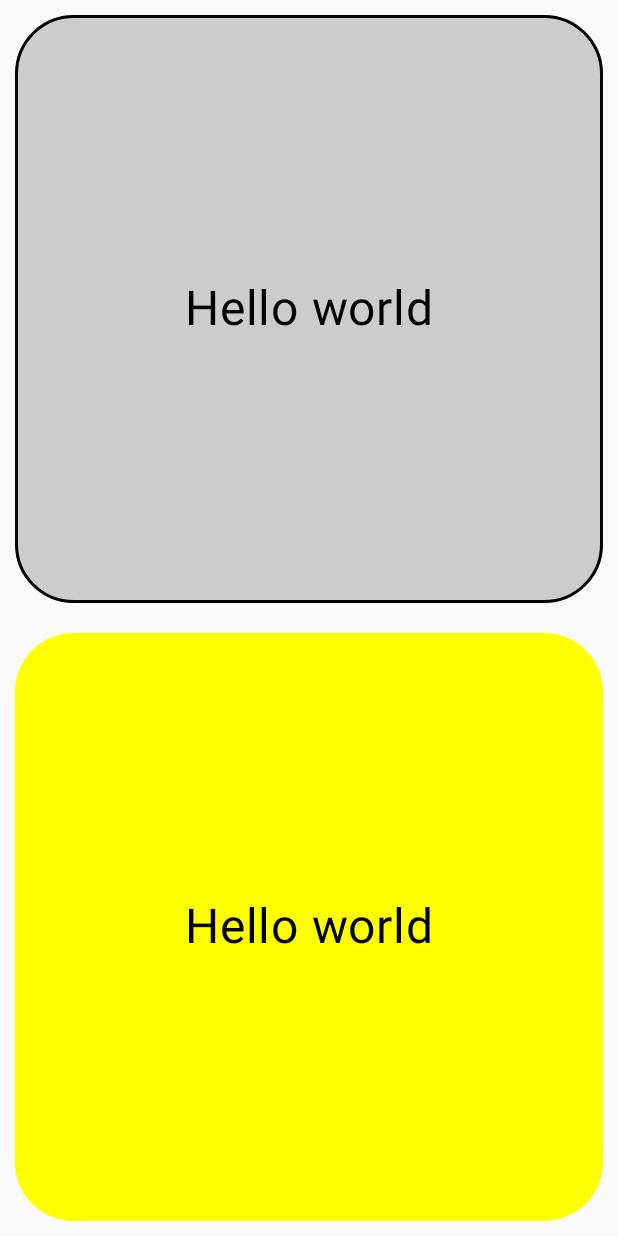
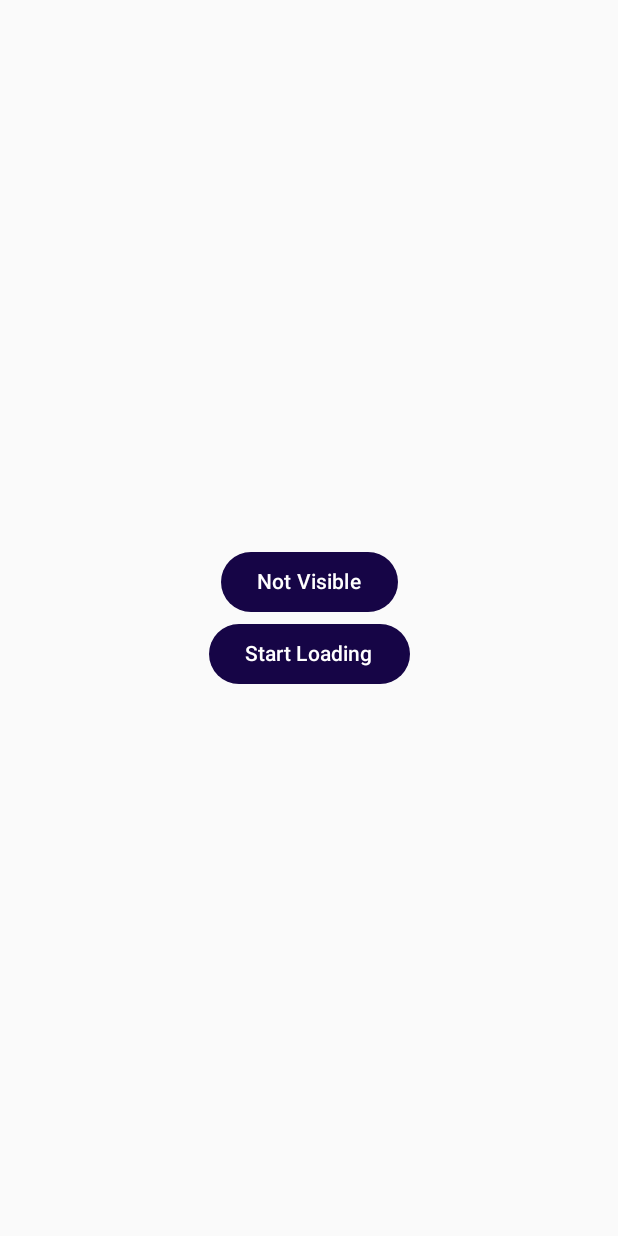
Before and after one commit to Coding-Meet/JetpackComposeSeries, an Android app built with Jetpack Compose: the screen it shows after launch (MainActivity), on a phone screen of 412 x 824 dp. Run offline under Robolectric (Android 15) with nearby library versions, the phone set to English and light mode, and no system bars.

Commit message:
progress indicator

```diff
--- a/app/build.gradle.kts
+++ b/app/build.gradle.kts
@@ -53,7 +53,7 @@ dependencies {
 
     implementation("androidx.core:core-ktx:1.9.0")
     implementation("androidx.lifecycle:lifecycle-runtime-ktx:2.6.2")
-    implementation("androidx.activity:activity-compose:1.8.1")
+    implementation("androidx.activity:activity-compose:1.8.2")
     implementation(platform("androidx.compose:compose-bom:2023.03.00"))
     implementation("androidx.compose.ui:ui")
     implementation("androidx.compose.ui:ui-graphics")
--- a/app/src/main/java/com/coding/meet/jetpackcomposeseries/MainActivity.kt
+++ b/app/src/main/java/com/coding/meet/jetpackcomposeseries/MainActivity.kt
@@ -5,6 +5,7 @@ import androidx.activity.ComponentActivity
 import androidx.activity.compose.setContent
 import androidx.compose.foundation.background
 import androidx.compose.foundation.border
+import androidx.compose.foundation.layout.Arrangement
 import androidx.compose.foundation.layout.Column
 import androidx.compose.foundation.layout.Spacer
 import androidx.compose.foundation.layout.fillMaxSize
@@ -16,11 +17,14 @@ import androidx.compose.runtime.getValue
 import androidx.compose.runtime.mutableStateOf
 import androidx.compose.runtime.remember
 import androidx.compose.runtime.setValue
+import androidx.compose.ui.Alignment
 import androidx.compose.ui.Modifier
 import androidx.compose.ui.draw.clip
 import androidx.compose.ui.graphics.Color
 import androidx.compose.ui.unit.dp
 import com.coding.meet.jetpackcomposeseries.components.BoxModifierScreen
+import com.coding.meet.jetpackcomposeseries.components.DeterminatePIScreen
+import com.coding.meet.jetpackcomposeseries.components.IndeterminatePIScreen
 import com.coding.meet.jetpackcomposeseries.ui.theme.JetpackComposeSeriesTheme
 import com.coding.meet.jetpackcomposeseries.ui.theme.customBackgroundWithBorder
 
@@ -81,20 +85,25 @@ class MainActivity : ComponentActivity() {
 //                }
 
 
-                Column(modifier = Modifier.fillMaxSize()) {
-                    BoxModifierScreen(
-                        Modifier
-                            .fillMaxWidth()
-                            .weight(1f)
-                            .customBackgroundWithBorder(backGroundColor = Color.LightGray)
+                Column(modifier = Modifier.fillMaxSize(),
+                    verticalArrangement = Arrangement.Center,
+                    horizontalAlignment = Alignment.CenterHorizontally) {
+//                    BoxModifierScreen(
+//                        Modifier
+//                            .fillMaxWidth()
+//                            .weight(1f)
+//                            .customBackgroundWithBorder(backGroundColor = Color.LightGray)
+//
+//                    )
+//                    BoxModifierScreen(
+//                       Modifier
+//                           .fillMaxWidth()
+//                           .weight(1f)
+//                           .customBackgroundWithBorder(isBorder = false, backGroundColor = Color.Yellow)
+//                    )
 
-                    )
-                    BoxModifierScreen(
-                       Modifier
-                           .fillMaxWidth()
-                           .weight(1f)
-                           .customBackgroundWithBorder(isBorder = false, backGroundColor = Color.Yellow)
-                    )
+                    IndeterminatePIScreen()
+                    DeterminatePIScreen()
                 }
             }
         }
--- /dev/null
+++ b/app/src/main/java/com/coding/meet/jetpackcomposeseries/components/ProgressIndicatorScreen.kt
@@ -0,0 +1,99 @@
+package com.coding.meet.jetpackcomposeseries.components
+
+import androidx.compose.foundation.layout.fillMaxWidth
+import androidx.compose.foundation.layout.padding
+import androidx.compose.foundation.layout.size
+import androidx.compose.material3.Button
+import androidx.compose.material3.CircularProgressIndicator
+import androidx.compose.material3.LinearProgressIndicator
+import androidx.compose.material3.Text
+import androidx.compose.runtime.Composable
+import androidx.compose.runtime.getValue
+import androidx.compose.runtime.mutableStateOf
+import androidx.compose.runtime.remember
+import androidx.compose.runtime.rememberCoroutineScope
+import androidx.compose.runtime.setValue
+import androidx.compose.ui.Modifier
+import androidx.compose.ui.graphics.Color
+import androidx.compose.ui.unit.dp
+import kotlinx.coroutines.delay
+import kotlinx.coroutines.launch
+
+/**
+ * @author Coding Meet
+ * Created 27-12-2023 at 02:34 pm
+ */
+
+@Composable
+fun IndeterminatePIScreen() {
+    var isShowing by remember {
+        mutableStateOf(false)
+    }
+    if (isShowing) {
+        LinearProgressIndicator(
+            modifier = Modifier
+                .fillMaxWidth()
+                .padding(10.dp),
+            color = Color.Blue,
+            trackColor = Color.LightGray
+        )
+        CircularProgressIndicator(
+            modifier = Modifier
+                .size(100.dp)
+                .padding(10.dp),
+            color = Color.Blue
+        )
+    }
+    Button(onClick = { isShowing = !isShowing }) {
+        Text(
+            text = if (isShowing) {
+                "visible"
+            } else {
+                "Not Visible"
+            }
+        )
+    }
+}
+
+@Composable
+fun DeterminatePIScreen() {
+    var isShowing by remember {
+        mutableStateOf(false)
+    }
+    var currentProgress by remember {
+        mutableStateOf(0f)
+    }
+    val scope = rememberCoroutineScope()
+
+    if (isShowing) {
+        LinearProgressIndicator(
+            modifier = Modifier
+                .fillMaxWidth()
+                .padding(10.dp),
+            color = Color.Blue,
+            trackColor = Color.LightGray,
+            progress = currentProgress
+        )
+        CircularProgressIndicator(
+            modifier = Modifier
+                .size(100.dp)
+                .padding(10.dp),
+            color = Color.Blue,
+            progress = currentProgress
+        )
+    }
+    Button(onClick = {
+        isShowing = true
+        scope.launch {
+            for (i in 1.. 100){
+                currentProgress = i.toFloat() / 100
+                delay(100)
+            }
+            isShowing = false
+        }
+    }, enabled = !isShowing ) {
+        Text(
+            text = "Start Loading"
+        )
+    }
+}
--- a/app/src/main/java/com/coding/meet/jetpackcomposeseries/ui/theme/Theme.kt
+++ b/app/src/main/java/com/coding/meet/jetpackcomposeseries/ui/theme/Theme.kt
@@ -42,7 +42,7 @@ private val LightColorScheme = lightColorScheme(
 fun JetpackComposeSeriesTheme(
     darkTheme: Boolean = isSystemInDarkTheme(),
     // Dynamic color is available on Android 12+
-    dynamicColor: Boolean = true,
+    dynamicColor: Boolean = false,
     content: @Composable () -> Unit,
 ) {
     val colorScheme = when {
```
Also changed, not shown: 1 other file.
